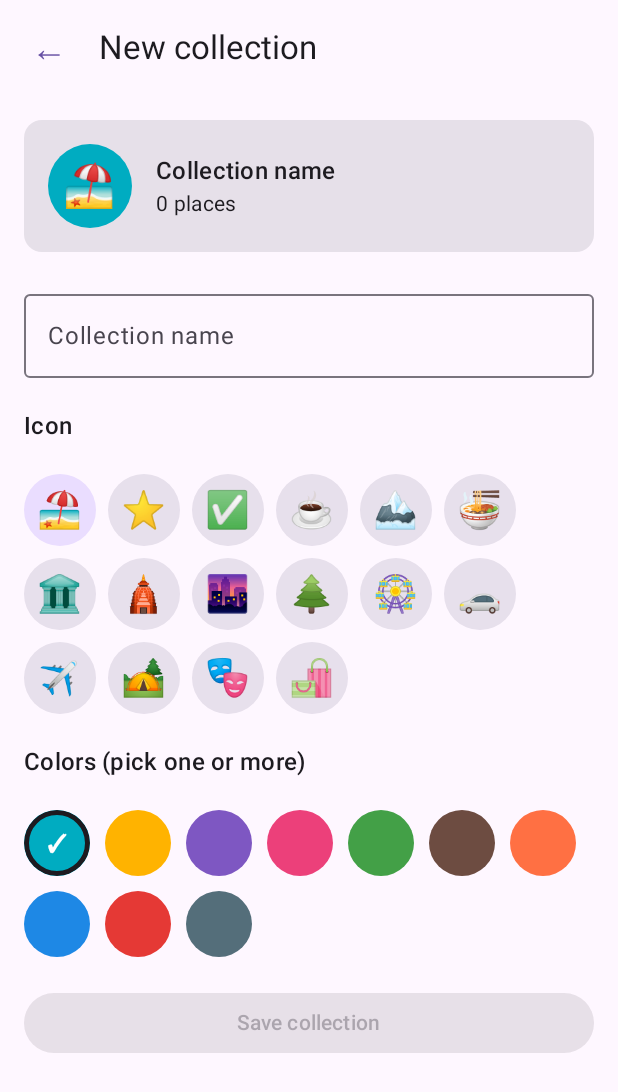
After one commit to kotharibhavik03/Wanderlist, an Android app built with Jetpack Compose: the composable CreateCollectionScreen shown on its own in the app's theme, on a phone screen of 412 x 824 dp. The commit adds this screen. Shown: the top 1092 px of the screen. Run offline under Robolectric (Android 15) with nearby library versions, the phone set to English and light mode, and no system bars.

Commit message:
refactor: introduce domain/data layers with repository pattern

```diff
--- a/shared/src/commonMain/kotlin/com/rizz/wanderlist/data/FakeData.kt
+++ b/shared/src/commonMain/kotlin/com/rizz/wanderlist/data/FakeData.kt
@@ -1,6 +1,6 @@
 package com.rizz.wanderlist.data
 
-import com.rizz.wanderlist.model.PlaceCollection
+import com.rizz.wanderlist.domain.model.PlaceCollection
 
 object FakeData {
     val collections = listOf(
--- /dev/null
+++ b/shared/src/commonMain/kotlin/com/rizz/wanderlist/domain/model/PlaceCollection.kt
@@ -0,0 +1,14 @@
+package com.rizz.wanderlist.domain.model
+
+/**
+ * A user-defined group of places, such as "Goa trip".
+ *
+ * Immutable by design: changes are made by creating a modified copy.
+ */
+data class PlaceCollection(
+    val id: String,
+    val name: String,
+    val icon: String,
+    val colors: List<Long>,
+    val placeCount: Int = 0
+)
--- /dev/null
+++ b/shared/src/commonMain/kotlin/com/rizz/wanderlist/navigation/Screen.kt
@@ -0,0 +1,6 @@
+package com.rizz.wanderlist.navigation
+
+sealed interface Screen {
+    data object Collections : Screen
+    data object CreateCollection : Screen
+}
--- /dev/null
+++ b/shared/src/commonMain/kotlin/com/rizz/wanderlist/views/collection/CollecitonOptions.kt
@@ -0,0 +1,13 @@
+package com.rizz.wanderlist.views.collection
+
+object CollectionOptions {
+    val icons = listOf(
+        "🏖️", "⭐", "✅", "☕", "🏔️", "🍜", "🏛️", "🛕",
+        "🌆", "🌲", "🎡", "🚗", "✈️", "🏕️", "🎭", "🛍️"
+    )
+
+    val colors = listOf<Long>(
+        0xFF00ACC1, 0xFFFFB300, 0xFF7E57C2, 0xFFEC407A, 0xFF43A047,
+        0xFF6D4C41, 0xFFFF7043, 0xFF1E88E5, 0xFFE53935, 0xFF546E7A
+    )
+}
--- /dev/null
+++ b/shared/src/commonMain/kotlin/com/rizz/wanderlist/views/collection/CreateCollectionScreen.kt
@@ -0,0 +1,134 @@
+package com.rizz.wanderlist.views.collection
+
+import androidx.compose.foundation.background
+import androidx.compose.foundation.border
+import androidx.compose.foundation.clickable
+import androidx.compose.foundation.layout.*
+import androidx.compose.foundation.rememberScrollState
+import androidx.compose.foundation.shape.CircleShape
+import androidx.compose.foundation.verticalScroll
+import androidx.compose.material3.*
+import androidx.compose.runtime.*
+import androidx.compose.ui.Alignment
+import androidx.compose.ui.Modifier
+import androidx.compose.ui.draw.clip
+import androidx.compose.ui.graphics.Color
+import androidx.compose.ui.graphics.RectangleShape
+import androidx.compose.ui.text.font.FontWeight
+import androidx.compose.ui.unit.dp
+import androidx.compose.ui.unit.sp
+import com.rizz.wanderlist.domain.model.PlaceCollection
+
+@OptIn(ExperimentalMaterial3Api::class, ExperimentalLayoutApi::class)
+@Composable
+fun CreateCollectionScreen(
+    onBack: () -> Unit,
+    onSave: (name: String, icon: String, colors: List<Long>) -> Unit
+) {
+    var name by remember { mutableStateOf("") }
+    var selectedIcon by remember { mutableStateOf(CollectionOptions.icons.first()) }
+    var selectedColors by remember { mutableStateOf(listOf(CollectionOptions.colors.first())) }
+
+    Scaffold(
+        topBar = {
+            TopAppBar(
+                title = { Text("New collection") },
+                navigationIcon = {
+                    TextButton(onClick = onBack) { Text("←", fontSize = 24.sp) }
+                }
+            )
+        }
+
+    ) { padding ->
+        Column(
+            modifier = Modifier
+                .padding(padding)
+                .verticalScroll(rememberScrollState())
+                .padding(16.dp),
+            verticalArrangement = Arrangement.spacedBy(20.dp)
+        ) {
+            // Live preview, reusing the same card from the list screen
+            CollectionCard(
+                PlaceCollection(
+                    id = "preview",
+                    name = name.ifBlank { "Collection name" },
+                    icon = selectedIcon,
+                    colors = selectedColors,
+                    placeCount = 0
+                )
+            )
+
+            OutlinedTextField(
+                value = name,
+                onValueChange = { name = it },
+                label = { Text("Collection name") },
+                singleLine = true,
+                modifier = Modifier.fillMaxWidth(),
+            )
+
+            Text("Icon", style = MaterialTheme.typography.titleMedium)
+            FlowRow(
+                horizontalArrangement = Arrangement.spacedBy(8.dp),
+                verticalArrangement = Arrangement.spacedBy(8.dp)
+            ) {
+                CollectionOptions.icons.forEach { icon ->
+                    val isSelected = icon == selectedIcon
+                    Box(
+                        modifier = Modifier
+                            .size(48.dp)
+                            .clip(CircleShape)
+                            .background(
+                                if (isSelected) MaterialTheme.colorScheme.primaryContainer
+                                else MaterialTheme.colorScheme.surfaceVariant
+                            )
+                            .clickable { selectedIcon = icon },
+                        contentAlignment = Alignment.Center
+                    ) {
+                        Text(icon, fontSize = 24.sp)
+                    }
+                }
+            }
+
+            Text("Colors (pick one or more)", style = MaterialTheme.typography.titleMedium)
+            FlowRow(
+                horizontalArrangement = Arrangement.spacedBy(10.dp),
+                verticalArrangement = Arrangement.spacedBy(10.dp)
+            ) {
+                CollectionOptions.colors.forEach { colorValue ->
+                    val isSelected = colorValue in selectedColors
+                    Box(
+                        modifier = Modifier
+                            .size(44.dp)
+                            .clip(CircleShape)
+                            .background(Color(colorValue))
+                            .then(
+                                if (isSelected)
+                                    Modifier.border(3.dp, MaterialTheme.colorScheme.onSurface, CircleShape)
+                                else Modifier
+                            )
+                            .clickable {
+                                selectedColors = when {
+                                    !isSelected -> selectedColors + colorValue
+                                    selectedColors.size > 1 -> selectedColors - colorValue
+                                    else -> selectedColors // keep at least one color
+                                }
+                            },
+                        contentAlignment = Alignment.Center
+                    ) {
+                        if (isSelected) {
+                            Text("✓", color = Color.White, fontWeight = FontWeight.Bold)
+                        }
+                    }
+                }
+            }
+
+            Button(
+                onClick = { onSave(name.trim(), selectedIcon, selectedColors) },
+                enabled = name.isNotBlank(),
+                modifier = Modifier.fillMaxWidth()
+            ) {
+                Text("Save collection")
+            }
+        }
+    }
+}
```
Also changed, not shown: shared/src/commonMain/kotlin/com/rizz/wanderlist/App.kt (+25 -20 lines), shared/src/commonMain/kotlin/com/rizz/wanderlist/data/repository/InMemoryCollectionRepository.kt (added, +39 -0 lines), shared/src/commonMain/kotlin/com/rizz/wanderlist/domain/repository/CollectionRepository.kt (added, +18 -0 lines), shared/src/commonMain/kotlin/com/rizz/wanderlist/model/PlaceCollection.kt (deleted, +0 -9 lines), shared/src/commonMain/kotlin/com/rizz/wanderlist/views/collection/CollectionsScreen.kt (+4 -6 lines).
